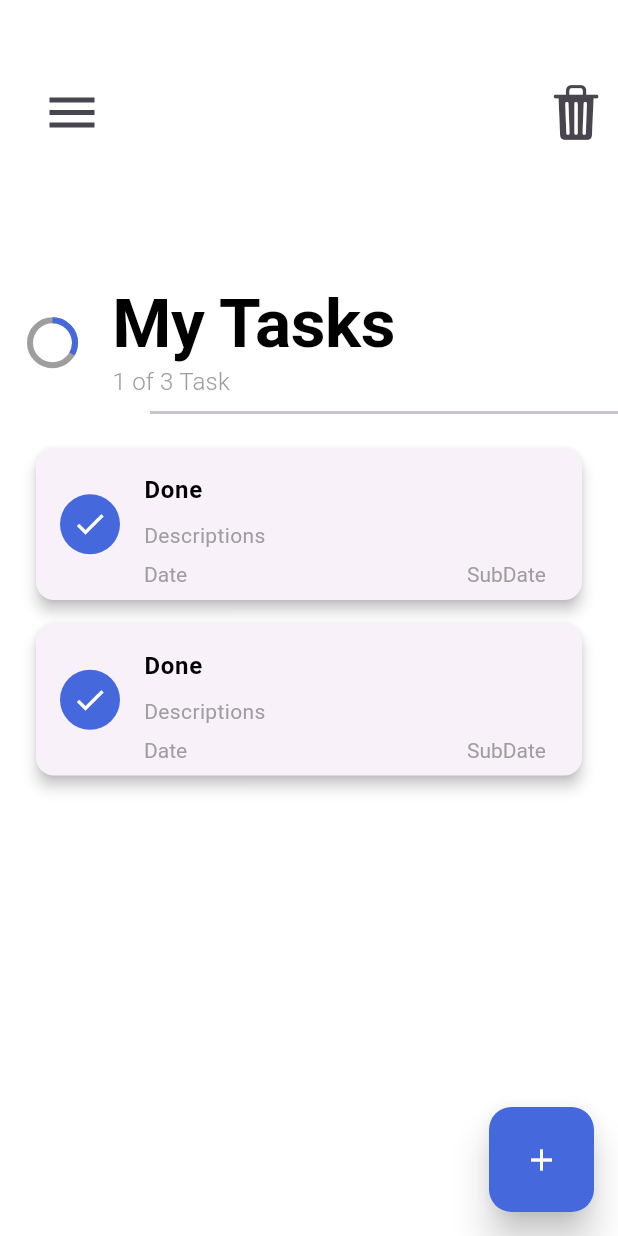
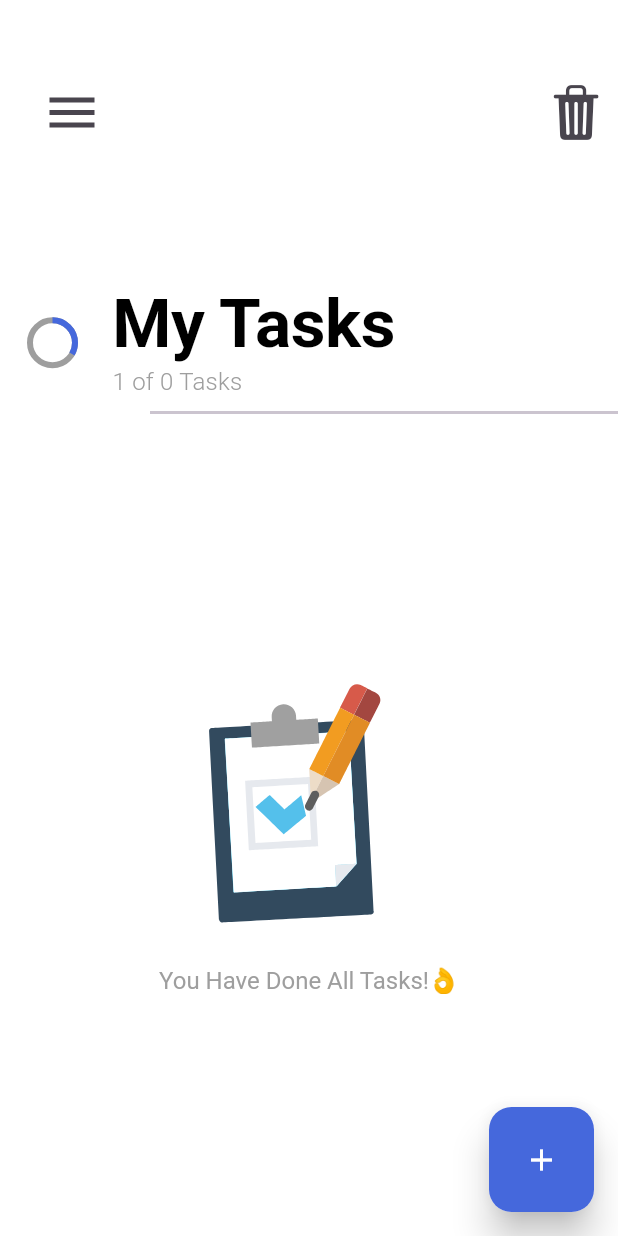
Before and after one commit to ASE-Team-3/ase_todoapp, a Flutter app: the screen it shows after launch, on a phone screen of 412 x 824 dp. Run offline on Flutter 3.47's test engine with Material 3 defaults, Android fonts, the phone set to English and light mode, and no system bars; drawn by our look-alikes of flutter_slider_drawer; our stand-ins replace animate_do, flutter_datetime_picker_plus, lottie.

Commit message:
Task Managment added - Update and delete all missing

```diff
--- /dev/null
+++ b/lib/models/task.dart
@@ -0,0 +1,21 @@
+// models/task.dart
+import 'package:uuid/uuid.dart';
+
+class Task {
+  final String id; // UUID
+  final String title;
+  final String description;
+  final DateTime deadline;
+  final DateTime creationDate;
+  bool isCompleted;
+
+  Task({
+    required this.title,
+    required this.description,
+    required this.deadline,
+    DateTime? creationDate,
+    String? id, // Nullable parameter for UUID
+    this.isCompleted = false,
+  })  : id = id ?? const Uuid().v4(), // Generate a new UUID if none is provided
+        creationDate = creationDate ?? DateTime.now();
+}
--- /dev/null
+++ b/lib/providers/task_provider.dart
@@ -0,0 +1,24 @@
+// providers/task_provider.dart
+import 'package:flutter/material.dart';
+import '../models/task.dart';
+
+class TaskProvider extends ChangeNotifier {
+  final List<Task> _tasks = [];
+
+  List<Task> get tasks => _tasks;
+
+  void addTask(Task task) {
+    _tasks.add(task);
+    notifyListeners();
+  }
+
+  void toggleTaskCompletion(Task task) {
+    task.isCompleted = !task.isCompleted;
+    notifyListeners();
+  }
+
+  void removeTask(Task task) {
+    _tasks.removeWhere((t) => t.id == task.id); // Use UUID for removal
+    notifyListeners();
+  }
+}
--- a/lib/views/home/home_view.dart
+++ b/lib/views/home/home_view.dart
@@ -10,6 +10,8 @@ import 'package:app/views/home/widget/task_widget.dart';
 import 'package:flutter/material.dart';
 import 'package:flutter_slider_drawer/flutter_slider_drawer.dart';
 import 'package:lottie/lottie.dart';
+import 'package:provider/provider.dart';
+import 'package:app/providers/task_provider.dart';
 
 class HomeView extends StatefulWidget {
   const HomeView({super.key});
@@ -20,7 +22,6 @@ class HomeView extends StatefulWidget {
 
 class _HomeViewState extends State<HomeView> {
   GlobalKey<SliderDrawerState> drawerKey = GlobalKey<SliderDrawerState>();
-  final List<int> testing = [1, 2];
 
   @override
   Widget build(BuildContext context) {
@@ -29,7 +30,7 @@ class _HomeViewState extends State<HomeView> {
 
     return Scaffold(
       backgroundColor: Colors.white,
-      floatingActionButton: Fab(),
+      floatingActionButton: const Fab(),
       body: SliderDrawer(
         key: drawerKey,
         isDraggable: false,
@@ -79,36 +80,51 @@ class _HomeViewState extends State<HomeView> {
                 children: [
                   Text(AppStr.mainTitle, style: textTheme.displayLarge),
                   3.h,
-                  Text("1 of 3 Task", style: textTheme.titleMedium),
+                  Consumer<TaskProvider>(
+                    builder: (context, taskProvider, _) {
+                      return Text(
+                        "1 of ${taskProvider.tasks.length} Tasks",
+                        style: textTheme.titleMedium,
+                      );
+                    },
+                  ),
                 ],
               ),
             ],
           ),
-          // You can add more widgets to the header if needed.
         ],
       ),
     );
   }
 
   Widget _buildTaskList(TextTheme textTheme) {
+    return Consumer<TaskProvider>(
+      builder: (context, taskProvider, child) {
         return Padding(
           padding: const EdgeInsets.all(8.0),
-      child: testing.isNotEmpty
+          child: taskProvider.tasks.isNotEmpty
               ? ListView.builder(
-              itemCount: testing.length,
+                  itemCount: taskProvider.tasks.length,
                   itemBuilder: (context, index) {
+                    final task = taskProvider.tasks[index];
                     return Dismissible(
                       direction: DismissDirection.horizontal,
                       onDismissed: (_) {
-                    // Handle task removal from DB here
+                        taskProvider.removeTask(task);
                       },
                       background: _buildDismissBackground(),
-                  key: Key(index.toString()),
-                  child: const TaskWidget(),
+                      key: Key(task.id), // Use UUID as key
+                      child: TaskWidget(
+                        task: task,
+                        onToggleComplete: () =>
+                            taskProvider.toggleTaskCompletion(task),
+                      ),
                     );
                   },
                 )
               : _buildEmptyState(textTheme),
+        );
+      },
     );
   }
 
--- a/lib/views/home/widget/task_widget.dart
+++ b/lib/views/home/widget/task_widget.dart
@@ -1,78 +1,77 @@
+// views/tasks/widget/task_widget.dart
 import 'dart:developer';
-
 import 'package:app/utils/app_colors.dart';
 import 'package:flutter/material.dart';
+import 'package:app/models/task.dart';
 
 class TaskWidget extends StatelessWidget {
-  const TaskWidget({super.key});
+  final Task task;
+  final VoidCallback onToggleComplete;
+
+  const TaskWidget({
+    super.key,
+    required this.task,
+    required this.onToggleComplete,
+  });
 
   @override
   Widget build(BuildContext context) {
     return GestureDetector(
       onTap: () {
-        // Navigate to Task view to see Task Details
-        log('Task details');
+        log('Task details for ${task.title}');
       },
       child: Card(
         margin: const EdgeInsets.symmetric(horizontal: 16, vertical: 8),
-        elevation: 4, // Provides a material design shadow
+        elevation: 4,
         shape: RoundedRectangleBorder(
-          borderRadius:
-              BorderRadius.circular(12), // Rounded corners for a softer look
+          borderRadius: BorderRadius.circular(12),
         ),
         child: ListTile(
-          // Check Icon
           leading: GestureDetector(
-            onTap: () {
-              // Check or uncheck the task
-            },
+            onTap: onToggleComplete,
             child: CircleAvatar(
-              backgroundColor: AppColors.primaryColor,
-              child: const Icon(
-                Icons.check,
+              backgroundColor:
+                  task.isCompleted ? Colors.green : AppColors.primaryColor,
+              child: Icon(
+                task.isCompleted ? Icons.check : Icons.radio_button_unchecked,
                 color: Colors.white,
               ),
             ),
           ),
-
-          // Task Title
           title: Padding(
             padding: const EdgeInsets.symmetric(vertical: 8.0),
             child: Text(
-              "Done",
+              task.title,
               style: Theme.of(context).textTheme.bodyLarge?.copyWith(
                     fontWeight: FontWeight.bold,
                     color: Colors.black,
                   ),
             ),
           ),
-
-          // Task Description
           subtitle: Column(
             crossAxisAlignment: CrossAxisAlignment.start,
             children: [
               Text(
-                "Descriptions",
+                task.description,
                 style: Theme.of(context).textTheme.bodyMedium?.copyWith(
                       color: Colors.grey,
                       fontWeight: FontWeight.w400,
                     ),
               ),
-              const SizedBox(height: 8), // Spacing between description and date
-              // Date of Task
+              const SizedBox(height: 8),
               Row(
                 mainAxisAlignment: MainAxisAlignment.spaceBetween,
                 children: [
                   Text(
-                    "Date",
-                    style: Theme.of(context).textTheme.displaySmall?.copyWith(
-                          color: Colors.grey,
+                    "Due: ${_formatDate(task.deadline)}",
+                    style: Theme.of(context).textTheme.bodySmall?.copyWith(
+                          color: Colors.grey.shade600,
                         ),
                   ),
                   Text(
-                    "SubDate",
-                    style: Theme.of(context).textTheme.displaySmall?.copyWith(
-                          color: Colors.grey,
+                    "Created at: ${_formatDate(task.creationDate)}", // Display CreateDate
+                    style: Theme.of(context).textTheme.bodySmall?.copyWith(
+                          color: Colors.grey.shade600,
                         ),
                   ),
                 ],
@@ -83,4 +82,8 @@ class TaskWidget extends StatelessWidget {
       ),
     );
   }
+
+  String _formatDate(DateTime date) {
+    return "${date.day}/${date.month}/${date.year}";
+  }
 }
--- a/pubspec.yaml
+++ b/pubspec.yaml
@@ -51,6 +51,7 @@ dependencies:
   lottie: ^1.4.0
   ftoast: ^2.0.0
   flutter_slider_drawer: ^2.1.1
+  provider: ^6.1.2
 
 
 dev_dependencies:
```
Also changed, not shown: lib/main.dart (+10 -1 lines), lib/views/tasks/task_view.dart (+66 -41 lines), pubspec.lock, 1 other file. Lines whose indentation alone changed are shown as unchanged.
